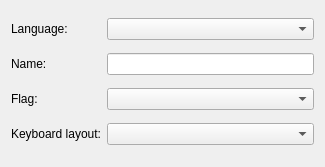
The window that kvoctrain/language-dialogs/languagepage.ui (KDE/parley) describes before a commit, drawn with Qt 5.
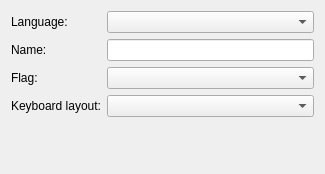
The same window after the commit.

Commit message: add spacer, resizing the language dialog looks odd otherwise.

Diff of the .ui file:
```diff
--- a/kvoctrain/language-dialogs/languagepage.ui
+++ b/kvoctrain/language-dialogs/languagepage.ui
@@ -6,7 +6,7 @@
     <x>0</x>
     <y>0</y>
     <width>325</width>
-    <height>167</height>
+    <height>174</height>
    </rect>
   </property>
   <property name="windowTitle" >
@@ -56,6 +56,19 @@
    <item row="3" column="1" >
     <widget class="QComboBox" name="keyboardLayoutComboBox" />
    </item>
+   <item row="4" column="1" >
+    <spacer>
+     <property name="orientation" >
+      <enum>Qt::Vertical</enum>
+     </property>
+     <property name="sizeHint" >
+      <size>
+       <width>20</width>
+       <height>40</height>
+      </size>
+     </property>
+    </spacer>
+   </item>
   </layout>
  </widget>
  <resources/>
```
